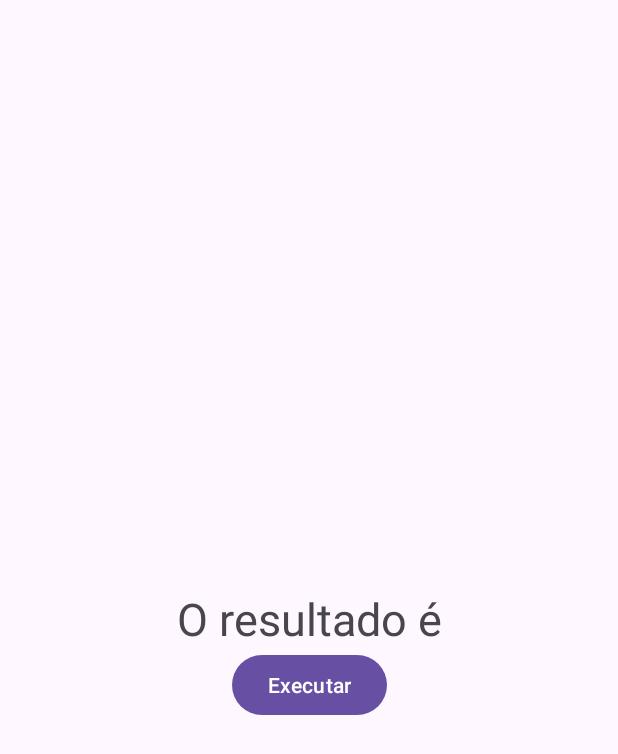
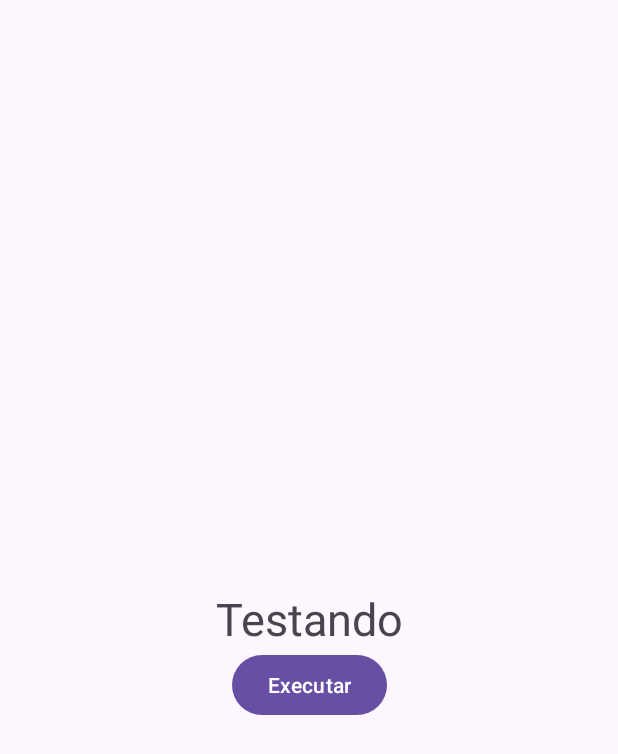
Before and after one commit to afoliveira111/App_teste, an Android app: the screen it shows after launch (MainActivity), on a phone screen of 412 x 824 dp. Shown: the top 754 px of the screen. Run offline under Robolectric (Android 15) with nearby library versions, the phone set to English and light mode, and no system bars.

Commit message:
findView up

```diff
--- a/app/src/main/java/com/example/app_teste/MainActivity.kt
+++ b/app/src/main/java/com/example/app_teste/MainActivity.kt
@@ -2,36 +2,16 @@ package com.example.app_teste
 
 import androidx.appcompat.app.AppCompatActivity
 import android.os.Bundle
+import android.widget.Button
+import android.widget.TextView
 
 class MainActivity : AppCompatActivity() {
     override fun onCreate(savedInstanceState: Bundle?) {
         super.onCreate(savedInstanceState)
         setContentView(R.layout.activity_main)
-        println("onCreate")
+        val button = findViewById<Button>(R.id.botao)
+        val resultado = findViewById<TextView>(R.id.resultado)
+        resultado.text = "Testando"
     }
 
-    override fun onStart() {
-        super.onStart()
-        println("onStart")
-    }
-
-    override fun onResume() {
-        super.onResume()
-        println("onResume")
-    }
-
-    override fun onPause() {
-        super.onPause()
-        println("onPause")
-    }
-
-    override fun onStop() {
-        super.onStop()
-        println("onStop")
-    }
-
-    override fun onDestroy() {
-        super.onDestroy()
-        println("onDestroy")
-    }
 }
--- a/app/src/main/res/layout/activity_main.xml
+++ b/app/src/main/res/layout/activity_main.xml
@@ -20,6 +20,7 @@
 
 
     <Button
+        android:id="@+id/botao"
         android:layout_width="wrap_content"
         android:layout_height="wrap_content"
         android:text="Executar"
```
